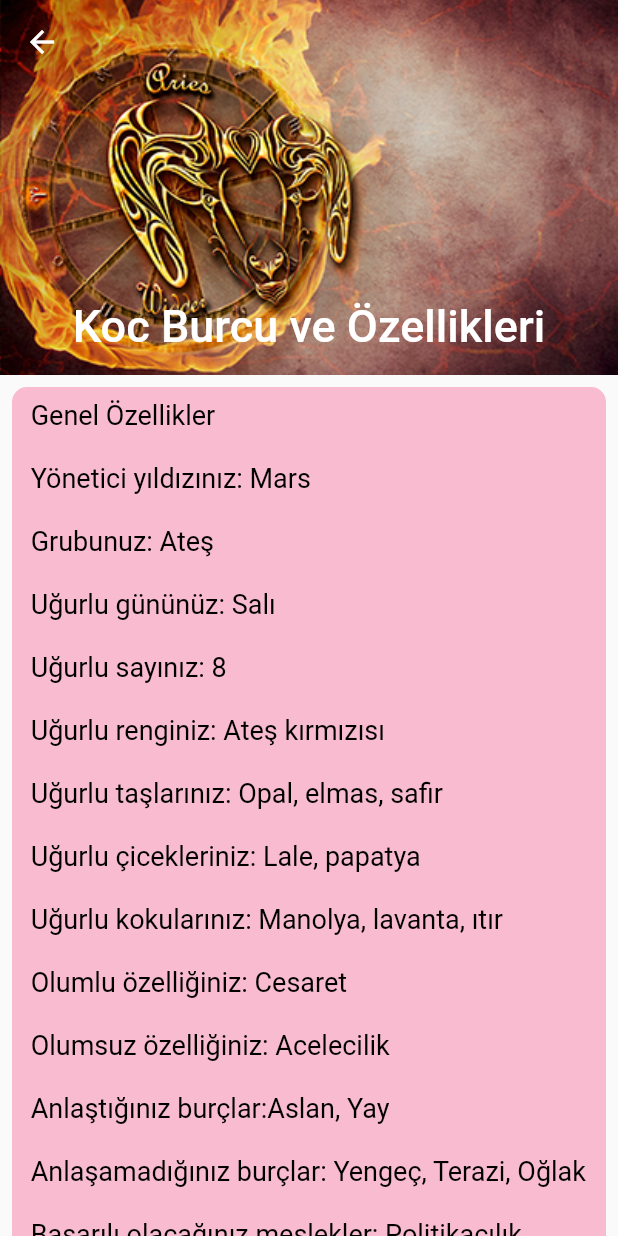
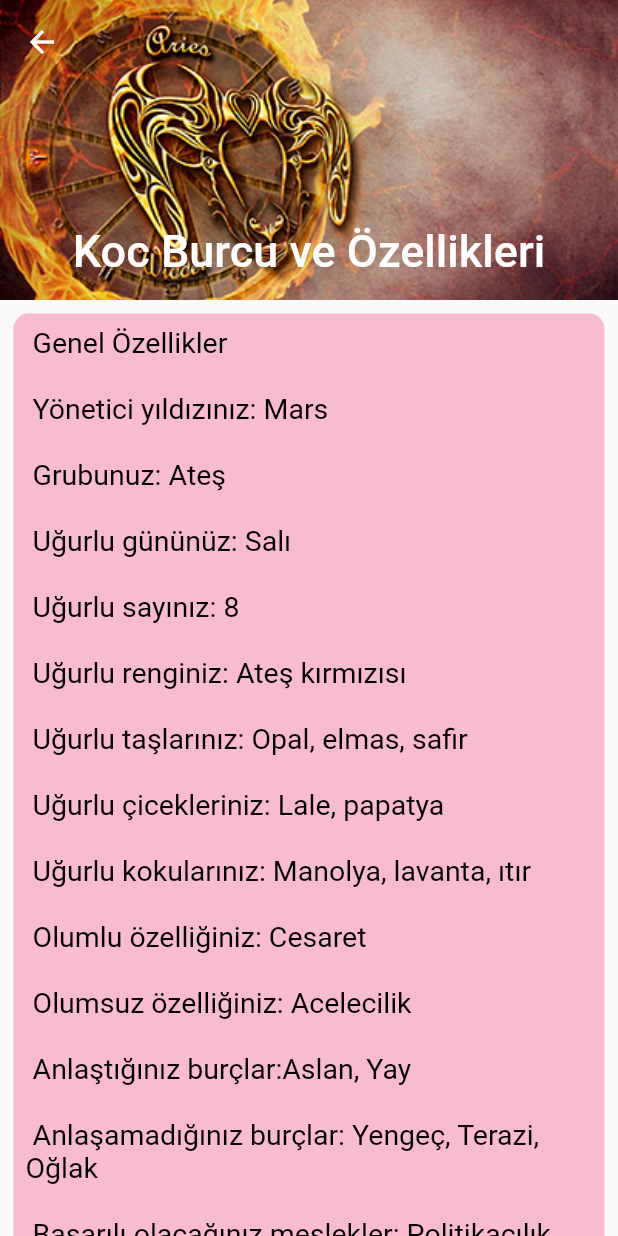
Before and after one commit to alperkizilby/Burc, a Flutter app: the screen it shows after launch, after a tap on "Koc", on a phone screen of 412 x 824 dp. Run offline on Flutter 3.47's test engine with Material 2 defaults, Android fonts, the phone set to English and light mode, and no system bars; our stand-ins replace palette_generator.

Commit message:
Update burc_detay.dart

```diff
--- a/lib/burc_detay.dart
+++ b/lib/burc_detay.dart
@@ -24,7 +24,7 @@ class BurcDetay extends StatelessWidget {
         slivers: <Widget>[
 
           SliverAppBar(
-            expandedHeight: 250,
+            expandedHeight: 200,
             pinned: true,
             primary: true,
             backgroundColor: Colors.pink,
@@ -39,14 +39,14 @@ class BurcDetay extends StatelessWidget {
 
           SliverToBoxAdapter(
             child: Container(
-              margin: EdgeInsets.all(8),
+              margin: EdgeInsets.all(9),
               padding: EdgeInsets.all(8),
               decoration: BoxDecoration(
               color: Colors.pink.shade100,
               borderRadius: BorderRadius.all(Radius.circular(10)),
               ),
               child: SingleChildScrollView(
-                child: Text(secilenBurc.burcDetayi, style: TextStyle(fontSize: 18, color: Colors.black),),
+                child: Text(secilenBurc.burcDetayi, style: TextStyle(fontSize: 19, color: Colors.black),),
               ),
             ),
           )
```
